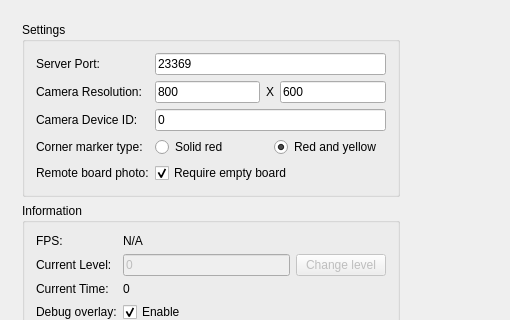
Qt form MirrorServer/Server/mainwindow.ui (thijser/ARGAME) before a commit; both pictures show x 0 to 510 and y 0 to 320 of the 828 by 604 pixel window.
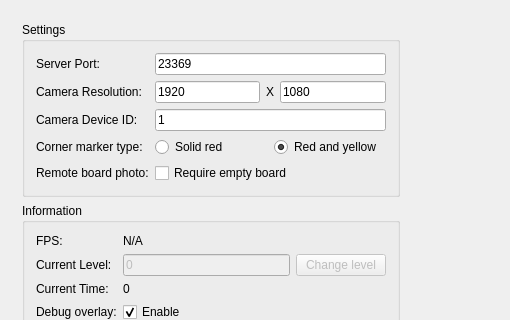
The same form after that commit.

Commit message: Improve board aspect ratio detection

Diff of the .ui file:
```diff
--- a/MirrorServer/Server/mainwindow.ui
+++ b/MirrorServer/Server/mainwindow.ui
@@ -7,7 +7,7 @@
     <x>0</x>
     <y>0</y>
     <width>824</width>
-    <height>538</height>
+    <height>575</height>
    </rect>
   </property>
   <property name="sizePolicy">
@@ -123,7 +123,7 @@
              <item>
               <widget class="QLineEdit" name="camWidth">
                <property name="text">
-                <string>800</string>
+                <string>1920</string>
                </property>
                <property name="maxLength">
                 <number>5</number>
@@ -140,7 +140,7 @@
              <item>
               <widget class="QLineEdit" name="camHeight">
                <property name="text">
-                <string>600</string>
+                <string>1080</string>
                </property>
                <property name="maxLength">
                 <number>5</number>
@@ -160,7 +160,7 @@
           <item row="2" column="1">
            <widget class="QLineEdit" name="cameraDevice">
             <property name="text">
-             <string>0</string>
+             <string>1</string>
             </property>
             <property name="maxLength">
              <number>8</number>
@@ -211,7 +211,7 @@
              <string>Require empty board</string>
             </property>
             <property name="checked">
-             <bool>true</bool>
+             <bool>false</bool>
             </property>
            </widget>
           </item>
```
The commit also changes 2 other files.
